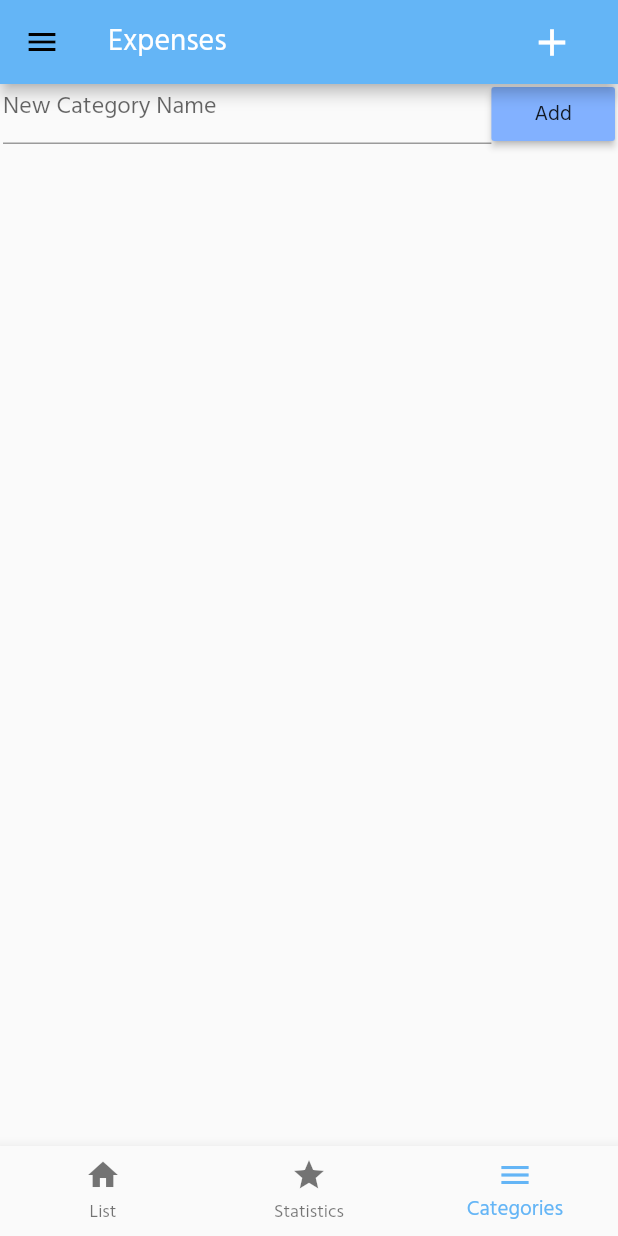
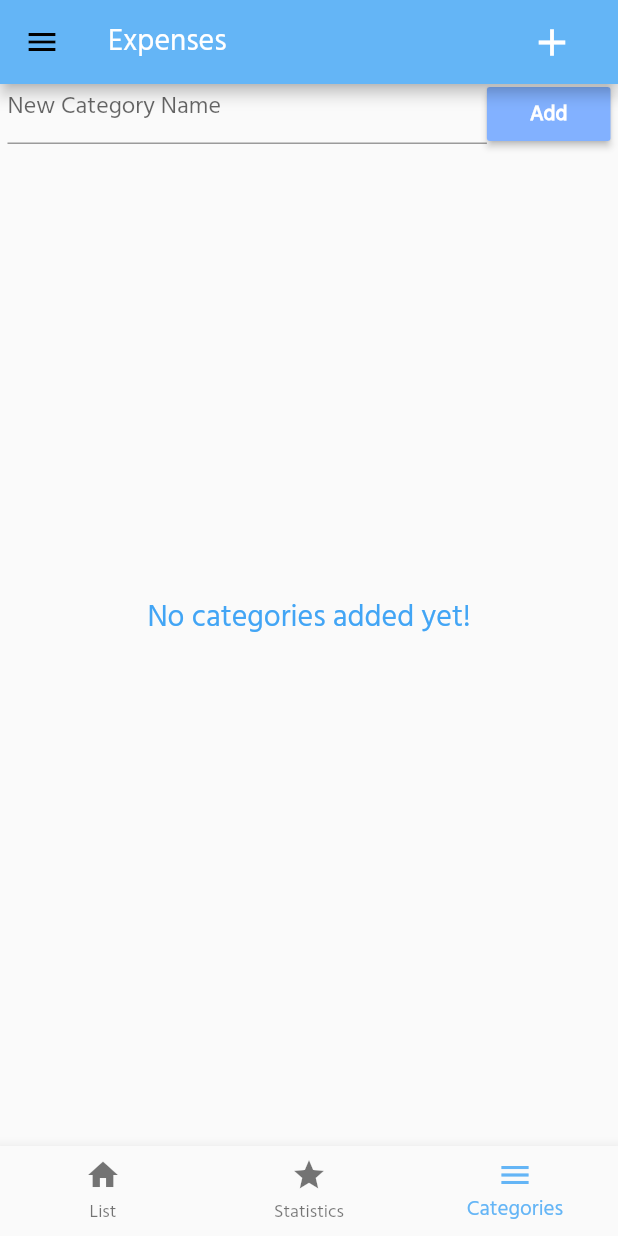
Before and after one commit to Wahba1414/Expenses, a Flutter app: the screen it shows after launch, item 3 of the bottom bar chosen, in the side drawer, after a tap on "Add", on a phone screen of 412 x 824 dp. Run offline on Flutter 3.47's test engine with Material 2 defaults, Android fonts, the phone set to English and light mode, and no system bars; our stand-ins replace flutter_money_formatter, sqflite; accounts and stored records are empty.

Commit message:
Add some styles , EmptyList updates

```diff
--- a/lib/category_list.dart
+++ b/lib/category_list.dart
@@ -2,6 +2,8 @@ import 'package:flutter/material.dart';
 import 'package:provider/provider.dart';
 
 // import './new_category.dart';
+
+import './empty_list.dart';
 
 import './providers/catgeory_provider.dart';
 import './models/category.dart';
@@ -21,6 +23,7 @@ class _CategoryListState extends State<CategoryList> {
   final double addSectionHeight = 40;
 
   final titleController = TextEditingController();
+  FocusNode titleFocus = FocusNode();
 
   // startAddNewCategory(ctx) {
   //   showDialog(
@@ -42,7 +45,10 @@ class _CategoryListState extends State<CategoryList> {
       await Provider.of<AppCategoryProvider>(context, listen: false)
           .addNewCategory(newItem);
 
+      // Clear input field.
       titleController.clear();
+      // Close keyboard.
+      FocusScope.of(context).requestFocus(FocusNode());
     }
   }
 
@@ -113,8 +119,8 @@ class _CategoryListState extends State<CategoryList> {
           return Container(
             padding: EdgeInsets.only(
               top: 0,
-              left: 2,
-              right: 2,
+              left: 5,
+              right: 5,
               bottom: 10,
             ),
             // width: MediaQuery.of(context).size.width,
@@ -128,6 +134,7 @@ class _CategoryListState extends State<CategoryList> {
                       Expanded(
                           child: TextField(
                         controller: titleController,
+                        focusNode: titleFocus,
                         decoration: InputDecoration(
                           hintText: 'New Category Name',
                         ),
@@ -135,7 +142,13 @@ class _CategoryListState extends State<CategoryList> {
                       SizedBox(
                         width: MediaQuery.of(context).size.width * .2,
                         child: RaisedButton(
-                          child: Text('Add'),
+                          child: Text(
+                            'Add',
+                            style: TextStyle(
+                              color: Theme.of(context).primaryColorLight,
+                              fontWeight: FontWeight.bold,
+                            ),
+                          ),
                           onPressed: () {
                             _addNewCategory(context);
                           },
@@ -145,7 +158,11 @@ class _CategoryListState extends State<CategoryList> {
                   ),
                 ),
                 Expanded(
-                  child: ListView.builder(
+                  child: (allCategories.length == 0)
+                      ? EmptyList(
+                          'No categories added yet!',
+                        )
+                      : ListView.builder(
                           itemCount: allCategories.length,
                           itemBuilder: (context, index) {
                             return Container(
--- a/lib/empty_list.dart
+++ b/lib/empty_list.dart
@@ -1,11 +1,15 @@
 import 'package:flutter/material.dart';
 
 class EmptyList extends StatelessWidget {
+  final String message;
+
+  EmptyList(this.message);
+
   @override
   Widget build(BuildContext context) {
     return Center(
-      child: const Text(
-        'No transactions added.',
+      child: Text(
+        message,
         style: TextStyle(
           fontSize: 20,
         ),
--- a/lib/home.dart
+++ b/lib/home.dart
@@ -90,7 +90,7 @@ class _HomeState extends State<Home> {
                       height: properHeight,
                       child: (widget.listItems.length > 0)
                           ? ExpensesList(widget.listItems, removeExpenses)
-                          : EmptyList(),
+                          : EmptyList('No transactions added yet!'),
                     )
                   : Container(height: properHeight, child: CategoryList())))
         ],
```
Lines whose indentation alone changed are shown as unchanged.
